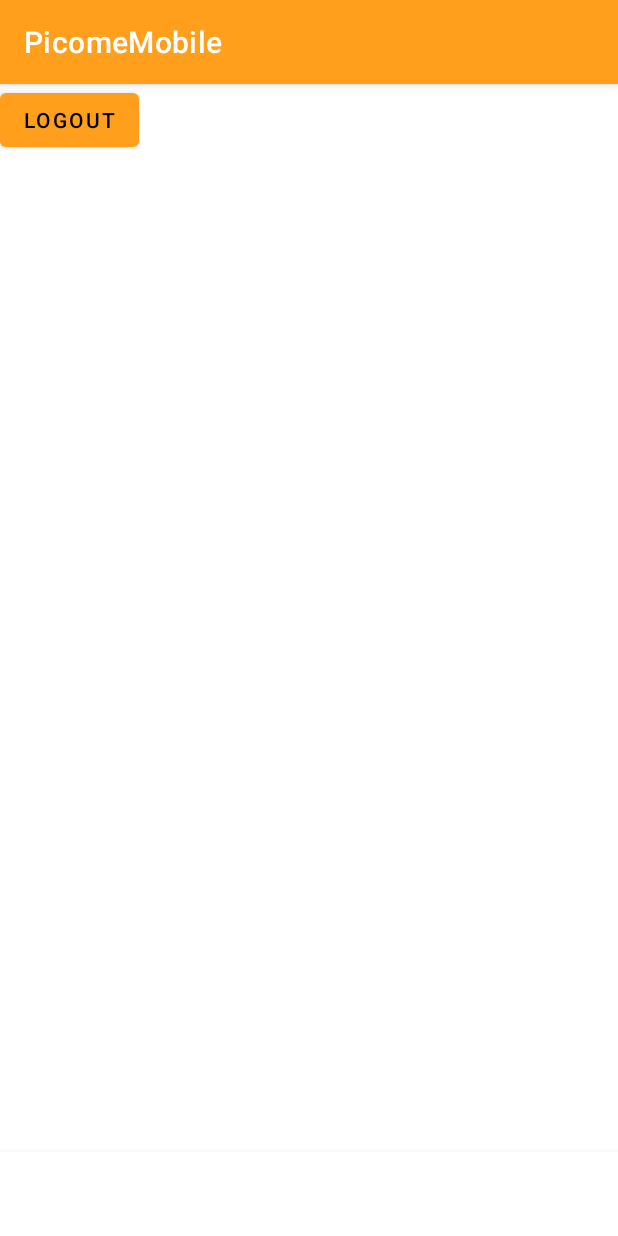
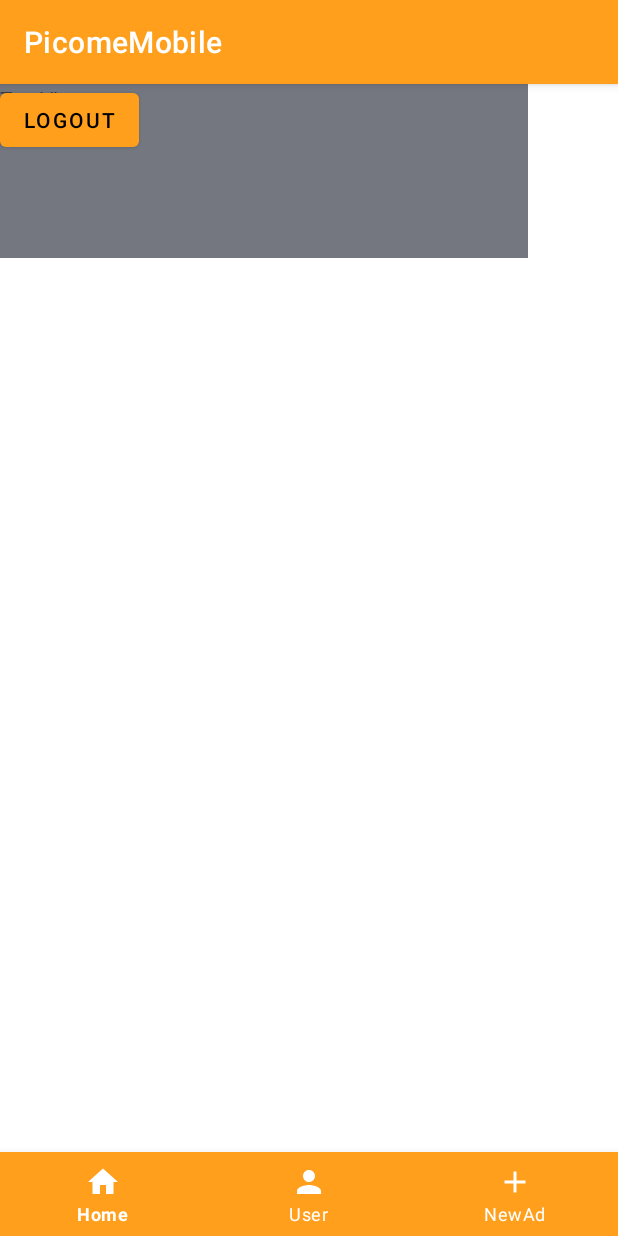
Before and after one commit to antoineGoyard/PicomeMobile, an Android app: the MainActivity screen opened directly, with no data from a screen before it, on a phone screen of 412 x 824 dp. Run offline under Robolectric (Android 15) with nearby library versions, the phone set to English and light mode, and no system bars.

Commit message:
AGD - new authentication with Cookie, added a menu in the hand activity

```diff
--- a/app/src/main/java/fr/picom/picomemobile/ui/LogoutActivity.kt
+++ b/app/src/main/java/fr/picom/picomemobile/ui/LogoutActivity.kt
@@ -17,7 +17,7 @@ class LogoutActivity : AppCompatActivity() {
         setContentView(view)
 
         binding.btnLogout.setOnClickListener {
-            SessionManager.clearData(this)
+            SessionManager.clearSession()
             val intent = Intent(this, LoginActivity::class.java)
             intent.addFlags(Intent.FLAG_ACTIVITY_CLEAR_TOP or Intent.FLAG_ACTIVITY_NEW_TASK)
             intent.addFlags(Intent.FLAG_ACTIVITY_NO_HISTORY)
--- a/app/src/main/java/fr/picom/picomemobile/ui/MainActivity.kt
+++ b/app/src/main/java/fr/picom/picomemobile/ui/MainActivity.kt
@@ -2,7 +2,9 @@ package fr.picom.picomemobile.ui
 
 import android.content.Intent
 import android.os.Bundle
+import android.widget.TextView
 import androidx.appcompat.app.AppCompatActivity
+import fr.picom.picomemobile.R
 import fr.picom.picomemobile.databinding.ActivityMainBinding
 import fr.picom.picomemobile.utils.SessionManager
 
@@ -14,10 +16,13 @@ class MainActivity : AppCompatActivity() {
         super.onCreate(savedInstanceState)
         binding = ActivityMainBinding.inflate(layoutInflater)
         val view = binding.root
+
         setContentView(view)
+        val textView = findViewById<TextView>(R.id.textView)
+
 
         binding.btnLogout.setOnClickListener {
-            SessionManager.clearData(this)
+            SessionManager.clearSession()
             val intent = Intent(this, LoginActivity::class.java)
             intent.addFlags(Intent.FLAG_ACTIVITY_CLEAR_TOP or Intent.FLAG_ACTIVITY_NEW_TASK)
             intent.addFlags(Intent.FLAG_ACTIVITY_NO_HISTORY)
--- a/app/src/main/java/fr/picom/picomemobile/viewmodel/LoginViewModel.kt
+++ b/app/src/main/java/fr/picom/picomemobile/viewmodel/LoginViewModel.kt
@@ -10,6 +10,8 @@ import fr.picom.picomemobile.data.response.BaseResponse
 import fr.picom.picomemobile.data.response.LoginResponse
 import fr.picom.picomemobile.data.response.RegisterResponse
 import fr.picom.picomemobile.repository.UserRepository
+import fr.picom.picomemobile.utils.SessionManager.getSavedCookie
+import fr.picom.picomemobile.utils.SessionManager.saveSessionCookie
 import kotlinx.coroutines.launch
 
 class LoginViewModel(application: Application) : AndroidViewModel(application) {
@@ -17,6 +19,7 @@ class LoginViewModel(application: Application) : AndroidViewModel(application) {
     val userRepo = UserRepository()
     val loginResult: MutableLiveData<BaseResponse<LoginResponse>> = MutableLiveData()
     val registerResult: MutableLiveData<BaseResponse<RegisterResponse>> = MutableLiveData()
+
 
     fun loginUser(email: String, pwd: String) {
 
@@ -29,7 +32,9 @@ class LoginViewModel(application: Application) : AndroidViewModel(application) {
                     email = email
                 )
                 val response = userRepo.loginUser(loginRequest = loginRequest)
+
                 if (response?.code() == 200) {
+                    saveSessionCookie(response)
                     loginResult.value = BaseResponse.Success(response.body())
                 } else {
                     loginResult.value = BaseResponse.Error(response?.message())
--- /dev/null
+++ b/app/src/main/res/drawable/ic_home.xml
@@ -0,0 +1,5 @@
+<vector android:height="24dp" android:tint="#FFFFFF"
+    android:viewportHeight="24" android:viewportWidth="24"
+    android:width="24dp" xmlns:android="http://schemas.android.com/apk/res/android">
+    <path android:fillColor="@android:color/white" android:pathData="M10,20v-6h4v6h5v-8h3L12,3 2,12h3v8z"/>
+</vector>
--- /dev/null
+++ b/app/src/main/res/drawable/ic_new_ad.xml
@@ -0,0 +1,5 @@
+<vector android:height="24dp" android:tint="#FFFFFF"
+    android:viewportHeight="24" android:viewportWidth="24"
+    android:width="24dp" xmlns:android="http://schemas.android.com/apk/res/android">
+    <path android:fillColor="@android:color/white" android:pathData="M19,13h-6v6h-2v-6H5v-2h6V5h2v6h6v2z"/>
+</vector>
--- /dev/null
+++ b/app/src/main/res/drawable/ic_user.xml
@@ -0,0 +1,5 @@
+<vector android:height="24dp" android:tint="#FFFFFF"
+    android:viewportHeight="24" android:viewportWidth="24"
+    android:width="24dp" xmlns:android="http://schemas.android.com/apk/res/android">
+    <path android:fillColor="@android:color/white" android:pathData="M12,12c2.21,0 4,-1.79 4,-4s-1.79,-4 -4,-4 -4,1.79 -4,4 1.79,4 4,4zM12,14c-2.67,0 -8,1.34 -8,4v2h16v-2c0,-2.66 -5.33,-4 -8,-4z"/>
+</vector>
--- a/app/src/main/res/layout/activity_main.xml
+++ b/app/src/main/res/layout/activity_main.xml
@@ -12,7 +12,15 @@
         android:layout_width="match_parent"
         android:layout_height="match_parent"
         android:layout_above="@id/bottom_navigation"
-        android:layout_marginBottom="23dp" />
+        android:layout_marginBottom="23dp" >
+
+        <TextView
+            android:id="@+id/textView"
+            android:layout_width="352dp"
+            android:layout_height="116dp"
+           android:background="@color/material_dynamic_neutral_variant50"
+            android:text="TextView" />
+    </FrameLayout>
 
     <com.google.android.material.bottomnavigation.BottomNavigationView
         android:id="@+id/bottom_navigation"
--- /dev/null
+++ b/app/src/main/res/menu/nav_menu.xml
@@ -0,0 +1,16 @@
+<?xml version="1.0" encoding="utf-8"?>
+<menu xmlns:android="http://schemas.android.com/apk/res/android">
+    <item
+        android:id="@+id/ic_home"
+        android:icon="@drawable/ic_home"
+        android:title="Home"/>
+    <item
+        android:id="@+id/ic_user"
+        android:icon="@drawable/ic_user"
+        android:title="User"/>
+    <item
+        android:id="@+id/ic_new_ad"
+        android:icon="@drawable/ic_new_ad"
+        android:title="NewAd"/>
+
+</menu>
```
Also changed, not shown: app/src/main/java/fr/picom/picomemobile/data/methods/UserApi.kt (+9 -2 lines), app/src/main/java/fr/picom/picomemobile/data/response/LoginResponse.kt (+5 -2 lines), app/src/main/java/fr/picom/picomemobile/ui/LoginActivity.kt (added, +122 -0 lines), app/src/main/java/fr/picom/picomemobile/utils/SessionManager.kt (+44 -27 lines), app/src/main/res/layout/activity_login.xml (added, +86 -0 lines), app/src/main/user-playstore.png (added).
